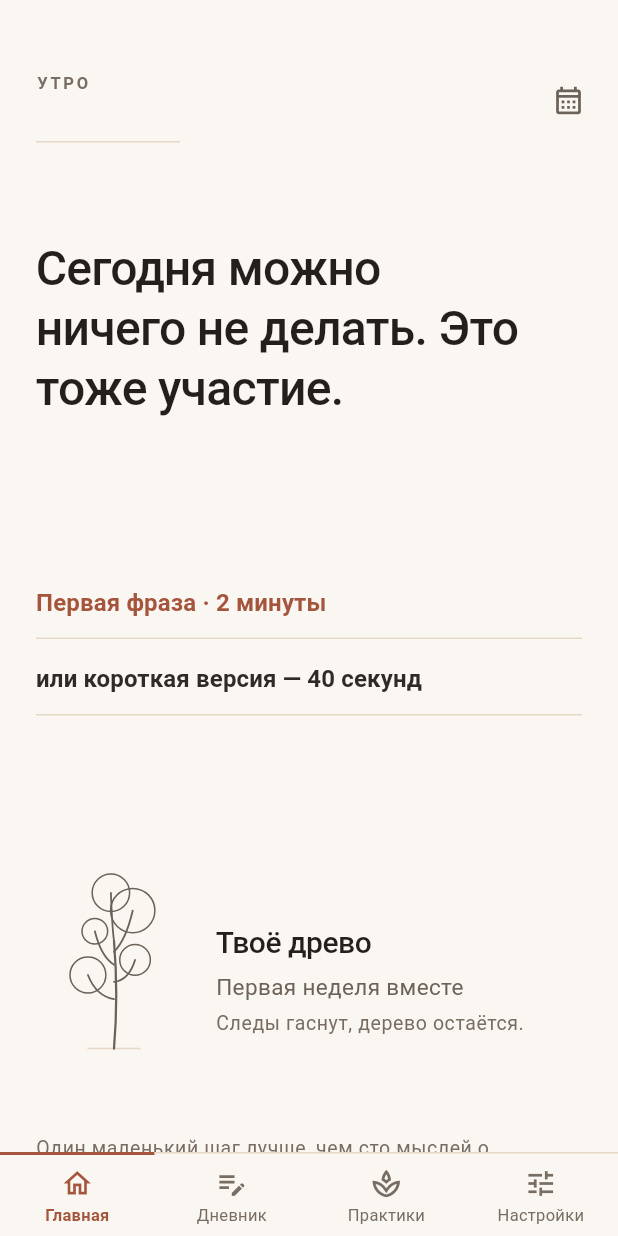
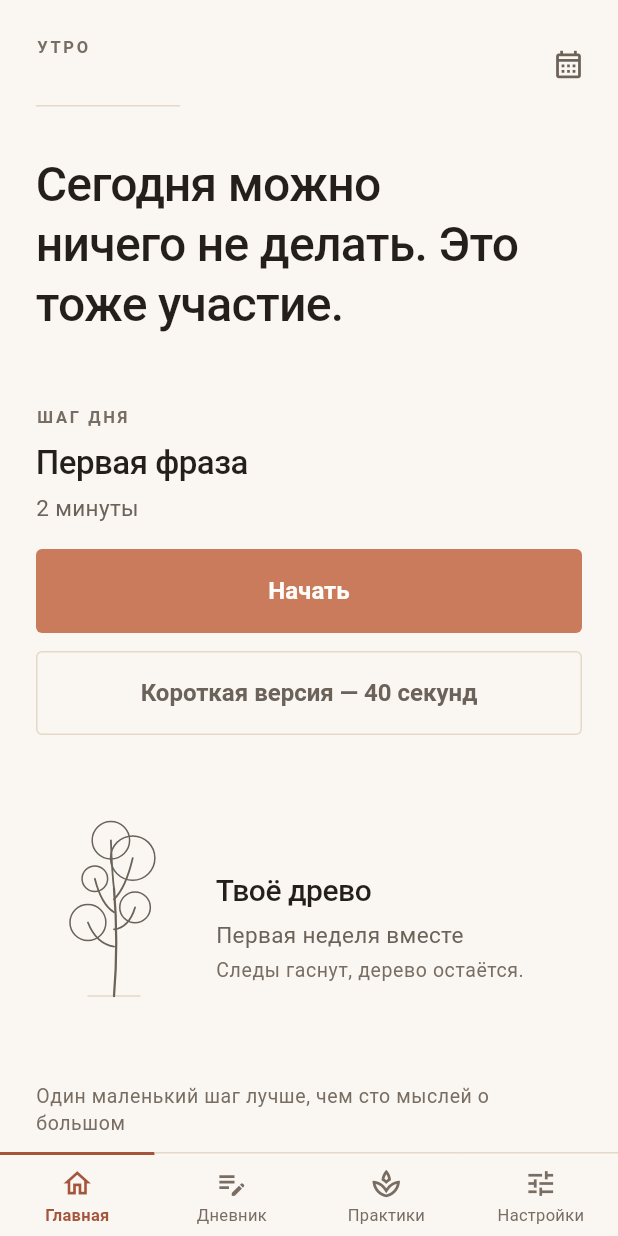
Before and after one commit to boytik/volna-, a Flutter app: the HomeScreen screen opened by its route, on a phone screen of 412 x 824 dp. Run offline on Flutter 3.47's test engine with Material 3 defaults, Android fonts, the phone set to English and light mode, and no system bars; our stand-ins replace flutter_local_notifications, flutter_timezone, go_router, google_fonts, permission_handler, shared_preferences and 1 more; missing offline and left inert: flutter_sound; accounts and stored records are empty; Roboto replaces fonts that are missing (Golos Text, Literata).

Commit message:
Главный экран: настоящие кнопки и сжатый ритм
Проверка на устройстве вскрыла три вещи, и все три — мои.

Строки бланка с волосяной линейкой снизу читались заголовками, а не
кнопками. Задумывались они ради равноправия полной и короткой версии:
одинаковый кегль, одинаковый вес, ни намёка на «запасной вариант для
слабых». Равноправие вышло, а вот того, что сюда можно нажать, не
читалось вовсе. Теперь это «Начать» (залитая) и «Короткая версия —
40 секунд» (обведённая) — одной высоты, одного кегля, рядом.
Affordance важнее символической симметрии.

Ритм в 96pt между блоками красиво выглядел в макете и провалился на
живом телефоне: четверть экрана уходила в пустоту. Сжат до 48, шапка
и заголовок подняты. Воздух должен помещаться вместе с содержимым.

Древо поднято над конвертами и подсказкой инструмента. Оно
эмоциональный якорь экрана, а лежало последним и на iPhone 16
пряталось за нижним баром — виднелась только макушка кроны.

Всё это теперь помещается на один экран без скролла.

Co-Authored-By: Claude Opus 5 (1M context) <noreply@anthropic.com>

```diff
--- a/lib/features/home/home_screen.dart
+++ b/lib/features/home/home_screen.dart
@@ -13,16 +13,13 @@ import '../tree/tree_view.dart';
 
 /// Главный экран как плакат, а не как дашборд.
 ///
-/// Первый экран несёт ровно три вещи: метку времени суток, крупную
-/// фразу и две равноправные строки выбора. Всё остальное — древо,
-/// конверты, инструменты — уходит ниже сгиба и читается как следующие
-/// страницы той же бумаги. Разделы и выход в кризисные техники живут
-/// в нижнем баре.
+/// Первый экран несёт метку времени суток, крупную фразу, шаг дня
+/// с двумя кнопками и древо. Всё это должно помещаться без скролла:
+/// ритм в 96pt между блоками выглядел красиво в макете, но на живом
+/// телефоне выталкивал древо за нижний бар.
 ///
-/// Раньше здесь стояли семь элементов одной формы (скруглённый
-/// прямоугольник + круглая иконка + заголовок + подзаголовок +
-/// шеврон). Приоритета не было: в кризисе SOS приходилось искать
-/// чтением.
+/// Разделы и практики живут в нижнем баре, конверты и подсказки —
+/// ниже древа.
 class HomeScreen extends StatefulWidget {
   const HomeScreen({super.key});
 
@@ -75,9 +72,6 @@ class _HomeScreenState extends State<HomeScreen> with WidgetsBindingObserver {
     final quest = QuestPicker.pickToday(slot);
     final survival = survivalFor(slot);
 
-    // Кнопка «Плохо» переехала в нижний бар: раньше она жила только
-    // здесь, и человеку из дневника приходилось сначала выбираться
-    // на главную.
     return Scaffold(
       body: SafeArea(
         bottom: false,
@@ -87,7 +81,7 @@ class _HomeScreenState extends State<HomeScreen> with WidgetsBindingObserver {
             children: [
               HomeMasthead(isMorning: isMorning),
               _Opening(isDone: isDone, isMorning: isMorning),
-              const SizedBox(height: AppSpacing.huge),
+              const SizedBox(height: AppSpacing.xxl),
               _Choice(
                 isDone: isDone,
                 survivalMode: survivalMode,
@@ -101,7 +95,7 @@ class _HomeScreenState extends State<HomeScreen> with WidgetsBindingObserver {
                   isMorning ? '/survival/morning' : '/survival/evening',
                 ),
               ),
-              const SizedBox(height: AppSpacing.huge),
+              const SizedBox(height: AppSpacing.xxl),
               _BelowFold(onGo: _go),
               const SizedBox(height: AppSpacing.xl),
             ],
@@ -126,7 +120,7 @@ class HomeMasthead extends StatelessWidget {
     return Padding(
       padding: const EdgeInsets.fromLTRB(
         AppSpacing.axis,
-        AppSpacing.xxl,
+        AppSpacing.lg,
         AppSpacing.md,
         0,
       ),
@@ -213,7 +207,7 @@ class _Opening extends StatelessWidget {
     return Padding(
       padding: const EdgeInsets.fromLTRB(
         AppSpacing.axis,
-        AppSpacing.xxxl,
+        AppSpacing.xl,
         AppSpacing.marginRight,
         0,
       ),
@@ -222,8 +216,8 @@ class _Opening extends StatelessWidget {
   }
 }
 
-/// Две строки бланка. Короткая версия набрана тем же кеглем и весом,
-/// что и полная: это равноправный выбор, а не «запасная кнопка».
+/// Шаг дня: название практики и две кнопки. Короткая версия — кнопка
+/// того же размера и кегля, а не серая ссылка внизу.
 class _Choice extends StatelessWidget {
   const _Choice({
     required this.isDone,
@@ -257,67 +251,40 @@ class _Choice extends StatelessWidget {
       );
     }
 
+    // Раньше выбор был набран строками бланка с волосяной линейкой.
+    // Равноправие полной и короткой версии это давало, а вот того,
+    // что сюда можно нажать, — нет: строка с подчёркиванием читается
+    // заголовком. Теперь это две настоящие кнопки одной высоты.
+    final title = survivalMode ? survivalTitle : questTitle;
+    final duration = survivalMode ? '40 секунд' : questDuration;
+
     return Padding(
       padding: const EdgeInsets.symmetric(horizontal: AppSpacing.axis),
       child: Column(
         crossAxisAlignment: CrossAxisAlignment.stretch,
         children: [
-          if (!survivalMode)
-            _FormLine(
-              text: '$questTitle · $questDuration',
-              color: AppColors.accentPress,
-              onTap: onFull,
+          Text(
+            (survivalMode ? 'Режим выживания' : 'Шаг дня').toUpperCase(),
+            style: theme.textTheme.labelSmall,
+          ),
+          const SizedBox(height: AppSpacing.sm),
+          Text(title, style: theme.textTheme.headlineMedium),
+          const SizedBox(height: AppSpacing.xs),
+          Text(duration, style: theme.textTheme.bodyMedium),
+          const SizedBox(height: AppSpacing.md),
+          if (!survivalMode) ...[
+            FilledButton(onPressed: onFull, child: const Text('Начать')),
+            const SizedBox(height: AppSpacing.smd),
+            // Короткая версия — кнопка того же размера и кегля, а не
+            // серая ссылка внизу: отказ от полной практики должен
+            // весить столько же, сколько согласие.
+            OutlinedButton(
+              onPressed: onShort,
+              child: const Text('Короткая версия — 40 секунд'),
             ),
-          _FormLine(
-            text: survivalMode
-                ? '$survivalTitle · 40 секунд'
-                : 'или короткая версия — 40 секунд',
-            color: survivalMode
-                ? AppColors.accentPress
-                : theme.textTheme.bodyLarge?.color,
-            onTap: onShort,
-          ),
+          ] else
+            FilledButton(onPressed: onShort, child: const Text('Начать')),
         ],
-      ),
-    );
-  }
-}
-
-/// Строка бланка: текст и волосяная линейка до правого края.
-class _FormLine extends StatelessWidget {
-  const _FormLine({
-    required this.text,
-    required this.color,
-    required this.onTap,
-  });
-
-  final String text;
-  final Color? color;
-  final VoidCallback onTap;
-
-  @override
-  Widget build(BuildContext context) {
-    final theme = Theme.of(context);
-
-    return InkWell(
-      onTap: onTap,
-      child: Container(
-        padding: const EdgeInsets.only(
-          top: AppSpacing.md,
-          bottom: AppSpacing.smd,
-        ),
-        decoration: BoxDecoration(
-          border: Border(
-            bottom: BorderSide(
-              color: theme.colorScheme.outline,
-              width: AppStroke.hairline,
-            ),
-          ),
-        ),
-        child: Text(
-          text,
-          style: theme.textTheme.labelLarge?.copyWith(color: color),
-        ),
       ),
     );
   }
@@ -364,12 +331,12 @@ class _BelowFold extends StatelessWidget {
           child: Column(
             crossAxisAlignment: CrossAxisAlignment.start,
             children: [
-              ...rows,
               TreeBlock(
                 rings: rings,
                 lights: lights,
                 onTap: () => onGo('/tree'),
               ),
+              ...rows,
             ],
           ),
         ),
```
Also changed, not shown: 1 other file.
